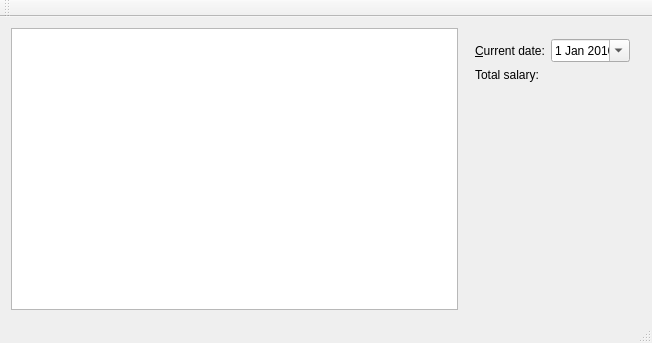
This is mainwindow.ui in dedkovd/SalaryCalc as Qt 5 draws it before an edit. The edited form follows.
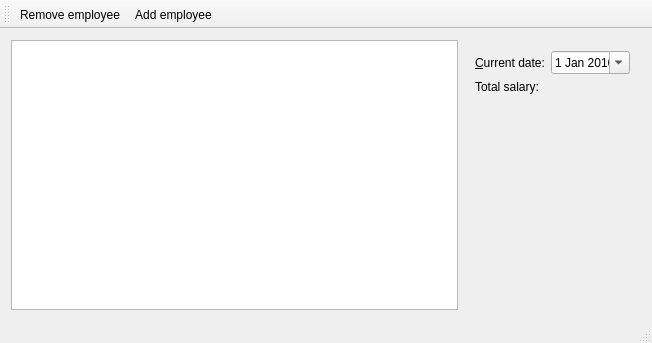
This is the edited form.

The edit to the form file:
```diff
--- a/mainwindow.ui
+++ b/mainwindow.ui
@@ -97,8 +97,20 @@
    <attribute name="toolBarBreak">
     <bool>false</bool>
    </attribute>
+   <addaction name="actionRemove_employee"/>
+   <addaction name="actionAdd_employee"/>
   </widget>
   <widget class="QStatusBar" name="statusBar"/>
+  <action name="actionRemove_employee">
+   <property name="text">
+    <string>Remove employee</string>
+   </property>
+  </action>
+  <action name="actionAdd_employee">
+   <property name="text">
+    <string>Add employee</string>
+   </property>
+  </action>
  </widget>
  <layoutdefault spacing="6" margin="11"/>
  <resources/>
```
